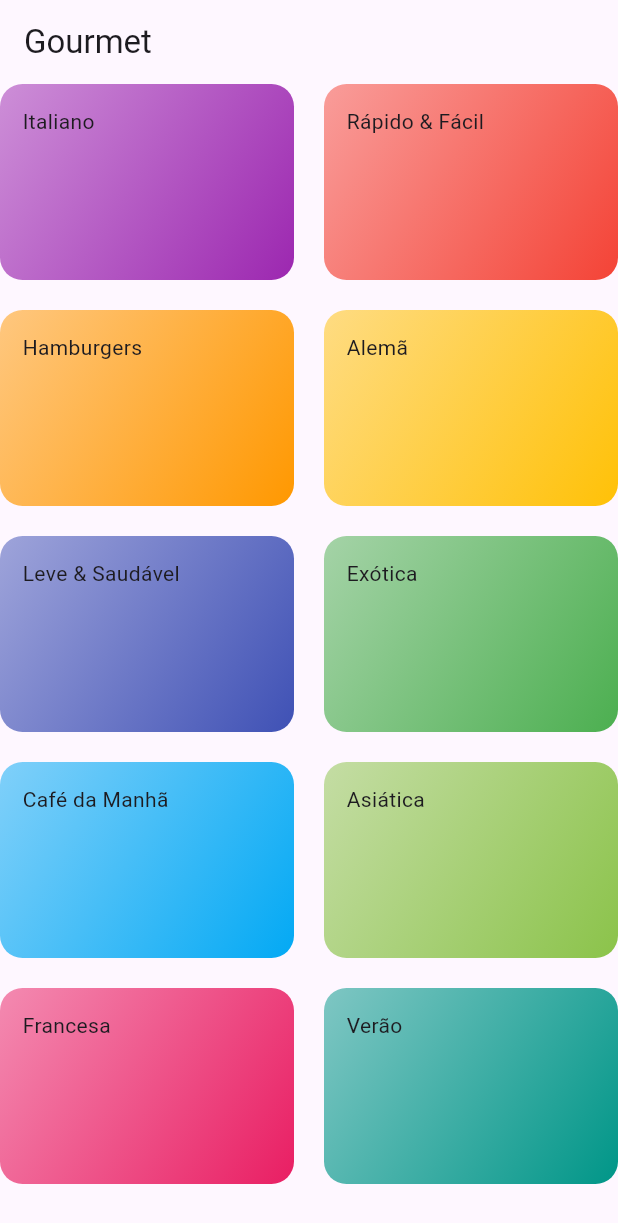
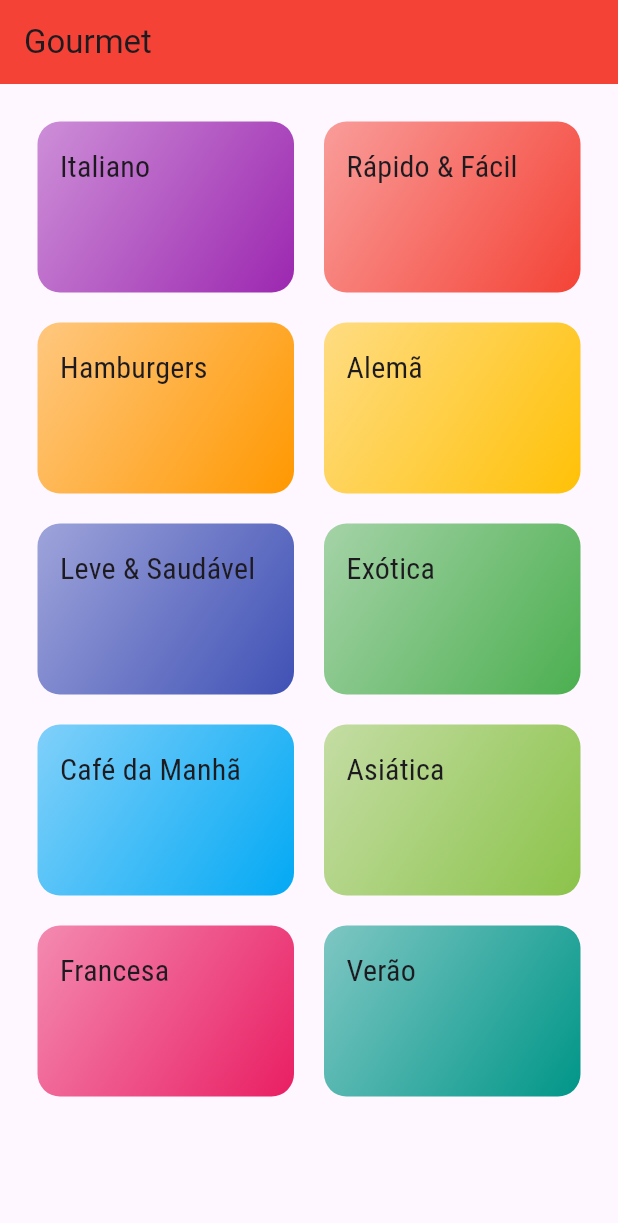
Before and after one commit to f3lipems/gourmet, a Flutter app: the screen it shows after launch, on a phone screen of 412 x 824 dp. Shown: the top 1223 px of the screen. Run offline on Flutter 3.47's test engine with Material 3 defaults, Android fonts, the light colour scheme and no system bars.

Commit message:
add fonts and theme

```diff
--- a/lib/components/category_item.dart
+++ b/lib/components/category_item.dart
@@ -21,7 +21,10 @@
           end: Alignment.bottomRight,
         ),
       ),
-      child: Text(category.title),
+      child: Text(
+        category.title,
+        style: Theme.of(context).textTheme.titleMedium,
+      ),
     );
   }
 }
--- a/lib/main.dart
+++ b/lib/main.dart
@@ -14,8 +14,14 @@
     return MaterialApp(
       title: 'Gourmet',
       theme: ThemeData(
-        primarySwatch: Colors.blue,
-      ),
+          primarySwatch: Colors.pink,
+          fontFamily: 'Releway',
+          canvasColor: const Color.fromRGBO(255, 254, 229, 1),
+          textTheme: ThemeData.light().textTheme.copyWith(
+                  titleMedium: const TextStyle(
+                fontSize: 20,
+                fontFamily: 'RobotoCondensed',
+              ))),
       home: const CategoriesScreen(),
     );
   }
--- a/lib/screens/categories_screen.dart
+++ b/lib/screens/categories_screen.dart
@@ -11,8 +11,10 @@
     return Scaffold(
       appBar: AppBar(
         title: const Text('Gourmet'),
+        backgroundColor: Colors.primaries.first,
       ),
       body: GridView(
+        padding: const EdgeInsets.all(25),
         gridDelegate: const SliverGridDelegateWithMaxCrossAxisExtent(
           maxCrossAxisExtent: 200,
           childAspectRatio: 3 / 2,
```
Also changed, not shown: pubspec.yaml (+18 -12 lines), assets/fonts/Raleway-Black.ttf (added), assets/fonts/Raleway-Bold.ttf (added), assets/fonts/Raleway-Regular.ttf (added), assets/fonts/RobotoCondensed-Bold.ttf (added), assets/fonts/RobotoCondensed-Italic.ttf (added), assets/fonts/RobotoCondensed-Light.ttf (added), assets/fonts/RobotoCondensed-Regular.ttf (added).
